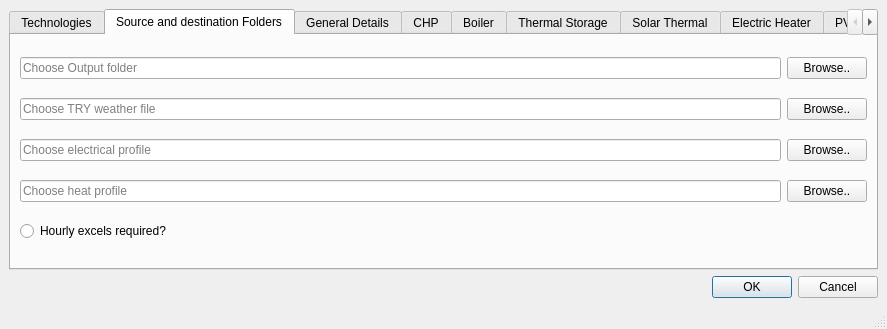
Old version of the form GUI_adv.ui in the repository Goutham-Murthy/Post-Processing-Tool.
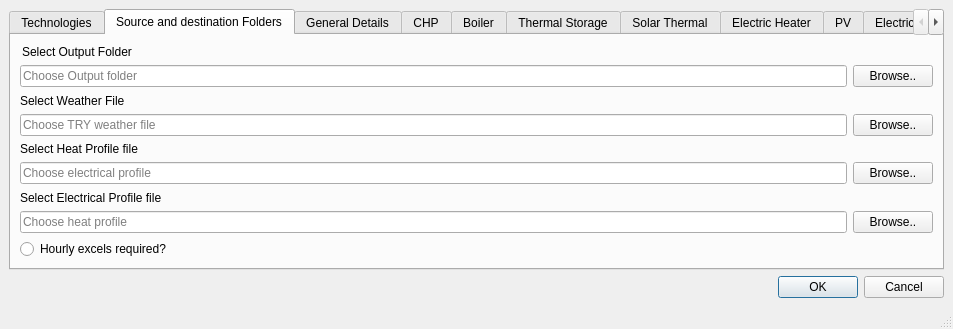
New version of the form. The open tabs and pages were chosen to show the change.

Diff of the .ui file:
```diff
--- a/GUI_adv.ui
+++ b/GUI_adv.ui
@@ -6,7 +6,7 @@
    <rect>
     <x>0</x>
     <y>0</y>
-    <width>887</width>
+    <width>953</width>
     <height>329</height>
    </rect>
   </property>
@@ -100,7 +100,20 @@
         <string>Source and destination Folders</string>
        </attribute>
        <layout class="QGridLayout" name="gridLayout">
-        <item row="0" column="0">
+        <item row="5" column="1">
+         <widget class="QPushButton" name="btnHeatprofilesBrowse">
+          <property name="sizePolicy">
+           <sizepolicy hsizetype="Fixed" vsizetype="Fixed">
+            <horstretch>0</horstretch>
+            <verstretch>0</verstretch>
+           </sizepolicy>
+          </property>
+          <property name="text">
+           <string>Browse..</string>
+          </property>
+         </widget>
+        </item>
+        <item row="1" column="0">
          <widget class="QLineEdit" name="OutputFolderLineEdit">
           <property name="placeholderText">
            <string>Choose Output folder</string>
@@ -110,7 +123,7 @@
           </property>
          </widget>
         </item>
-        <item row="0" column="1">
+        <item row="1" column="1">
          <widget class="QPushButton" name="btnOutputBrowse">
           <property name="sizePolicy">
            <sizepolicy hsizetype="Fixed" vsizetype="Fixed">
@@ -126,14 +139,14 @@
           </property>
          </widget>
         </item>
-        <item row="1" column="0">
+        <item row="3" column="0">
          <widget class="QLineEdit" name="WeatherDataLineEdit">
           <property name="placeholderText">
            <string>Choose TRY weather file</string>
           </property>
          </widget>
         </item>
-        <item row="1" column="1">
+        <item row="3" column="1">
          <widget class="QPushButton" name="btnWeathreBrowse">
           <property name="sizePolicy">
            <sizepolicy hsizetype="Fixed" vsizetype="Fixed">
@@ -146,34 +159,21 @@
           </property>
          </widget>
         </item>
-        <item row="2" column="0">
+        <item row="5" column="0">
          <widget class="QLineEdit" name="ElProfileLineEdit">
           <property name="placeholderText">
            <string>Choose electrical profile</string>
           </property>
          </widget>
         </item>
-        <item row="2" column="1">
-         <widget class="QPushButton" name="btnHeatprofilesBrowse">
-          <property name="sizePolicy">
-           <sizepolicy hsizetype="Fixed" vsizetype="Fixed">
-            <horstretch>0</horstretch>
-            <verstretch>0</verstretch>
-           </sizepolicy>
-          </property>
-          <property name="text">
-           <string>Browse..</string>
-          </property>
-         </widget>
-        </item>
-        <item row="3" column="0">
+        <item row="7" column="0">
          <widget class="QLineEdit" name="HProfileLineEdit">
           <property name="placeholderText">
            <string>Choose heat profile</string>
           </property>
          </widget>
         </item>
-        <item row="3" column="1">
+        <item row="7" column="1">
          <widget class="QPushButton" name="btnElProfileBrowse">
           <property name="sizePolicy">
            <sizepolicy hsizetype="Fixed" vsizetype="Fixed">
@@ -186,13 +186,56 @@
           </property>
          </widget>
         </item>
-        <item row="4" column="0">
+        <item row="8" column="0">
          <widget class="QRadioButton" name="radioButton">
           <property name="text">
            <string>Hourly excels required?</string>
           </property>
          </widget>
         </item>
+        <item row="0" column="0">
+         <widget class="QLabel" name="label">
+          <property name="sizePolicy">
+           <sizepolicy hsizetype="Minimum" vsizetype="Minimum">
+            <horstretch>0</horstretch>
+            <verstretch>0</verstretch>
+           </sizepolicy>
+          </property>
+          <property name="frameShape">
+           <enum>QFrame::NoFrame</enum>
+          </property>
+          <property name="text">
+           <string>Select Output Folder</string>
+          </property>
+          <property name="scaledContents">
+           <bool>true</bool>
+          </property>
+          <property name="indent">
+           <number>2</number>
+          </property>
+         </widget>
+        </item>
+        <item row="4" column="0">
+         <widget class="QLabel" name="label_3">
+          <property name="text">
+           <string>Select Heat Profile file </string>
+          </property>
+         </widget>
+        </item>
+        <item row="2" column="0">
+         <widget class="QLabel" name="label_2">
+          <property name="text">
+           <string>Select Weather File</string>
+          </property>
+         </widget>
+        </item>
+        <item row="6" column="0">
+         <widget class="QLabel" name="label_4">
+          <property name="text">
+           <string>Select Electrical Profile file</string>
+          </property>
+         </widget>
+        </item>
        </layout>
       </widget>
       <widget class="QWidget" name="tabGDetails">
```
Left out of the diff: 4 changed lines with no effect on the pictures.
